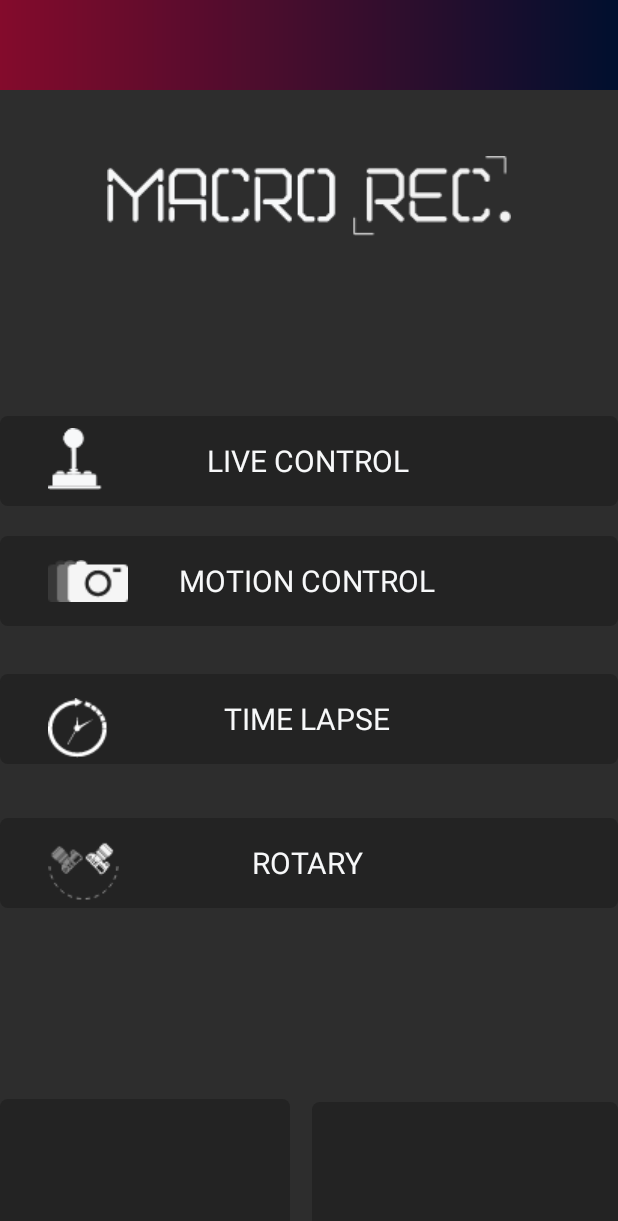
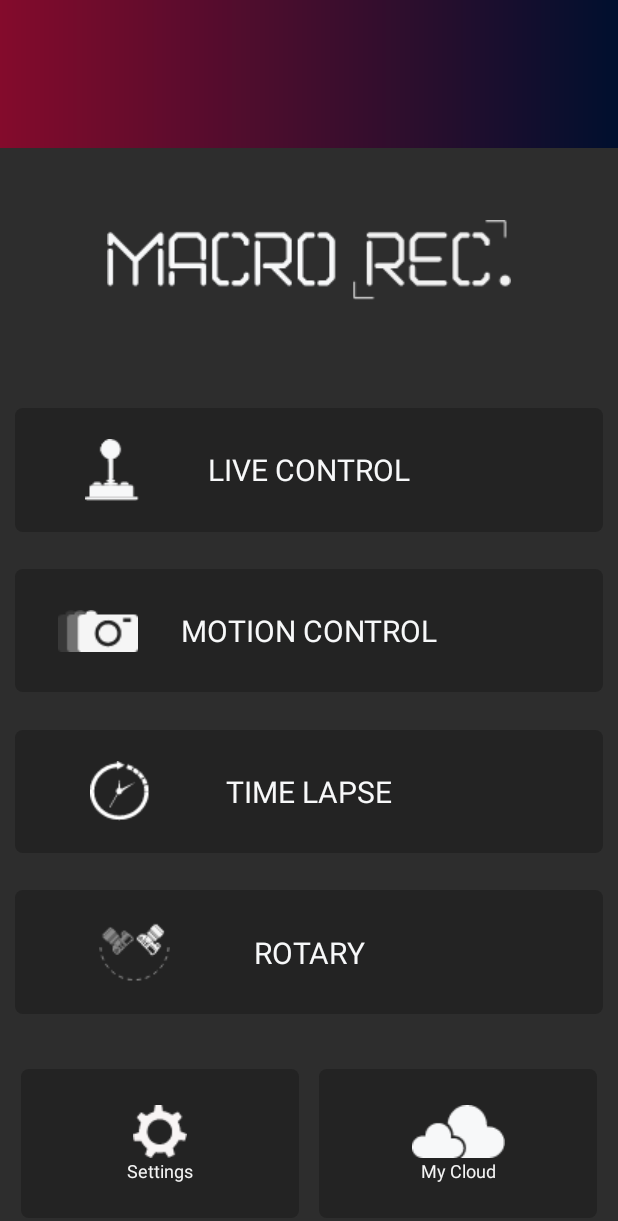
Before and after one commit to bonellia/MacroRecApp, an Android app: the MainPage screen opened directly, with no data from a screen before it, on a phone screen of 412 x 824 dp. Shown: the top 1221 px of the screen. Run offline under Robolectric (Android 15) with nearby library versions, the phone set to English and light mode, and no system bars.

Commit message:
Add percentage based responsive layout attributes to MainPage

```diff
--- a/app/src/main/res/layout/activity_main_page.xml
+++ b/app/src/main/res/layout/activity_main_page.xml
@@ -11,40 +11,47 @@
 
     <View
         android:id="@+id/settings_top_gradient"
-        android:layout_width="wrap_content"
-        android:layout_height="60dp"
-        android:layout_alignParentTop="true"
+        android:layout_width="0dp"
+        android:layout_height="0dp"
         android:background="@drawable/gradient"
         android:visibility="visible"
-        app:layout_constraintEnd_toEndOf="parent"
-        app:layout_constraintStart_toStartOf="parent"
-        app:layout_constraintTop_toTopOf="parent" />
+        app:layout_constraintBottom_toTopOf="@id/h_guideline1"
+        app:layout_constraintHeight_default="percent"
+        app:layout_constraintHeight_percent="0.12"
+        app:layout_constraintWidth_default="percent"
+        app:layout_constraintWidth_percent="1" />
 
     <ImageView
         android:id="@+id/macro_rec_icon"
         android:layout_width="wrap_content"
         android:layout_height="wrap_content"
-        android:layout_marginTop="44dp"
+        android:layout_marginTop="8dp"
+        android:layout_marginBottom="8dp"
         android:src="@drawable/mr_white"
+        app:layout_constraintBottom_toTopOf="@+id/h_guideline2"
         app:layout_constraintEnd_toEndOf="parent"
         app:layout_constraintStart_toStartOf="parent"
         app:layout_constraintTop_toBottomOf="@+id/settings_top_gradient" />
 
     <View
         android:id="@+id/live_control_background"
-        android:layout_width="wrap_content"
-        android:layout_height="60dp"
+        android:layout_width="0dp"
+        android:layout_height="0dp"
         android:layout_alignParentTop="true"
-        android:layout_marginTop="120dp"
         android:background="@drawable/settings_rectangle"
         android:clickable="true"
         android:focusable="true"
         android:onClick="openLiveControl"
         android:visibility="visible"
+        app:layout_constraintBottom_toTopOf="@+id/motion_control_background"
         app:layout_constraintEnd_toEndOf="parent"
-        app:layout_constraintHorizontal_bias="0.0"
+        app:layout_constraintHeight_default="percent"
+        app:layout_constraintHeight_percent="0.10"
+        app:layout_constraintHorizontal_bias="0.5"
         app:layout_constraintStart_toStartOf="parent"
-        app:layout_constraintTop_toBottomOf="@+id/macro_rec_icon" />
+        app:layout_constraintTop_toBottomOf="@+id/h_guideline2"
+        app:layout_constraintWidth_default="percent"
+        app:layout_constraintWidth_percent="0.95" />
 
 
     <TextView
@@ -52,91 +59,107 @@
         style="@style/text_settings_element"
         android:layout_width="wrap_content"
         android:layout_height="wrap_content"
-        android:layout_marginTop="16dp"
         android:clickable="true"
         android:focusable="true"
         android:onClick="openLiveControl"
         android:text="@string/live_control"
-        app:layout_constraintEnd_toEndOf="parent"
-        app:layout_constraintHorizontal_bias="0.497"
-        app:layout_constraintStart_toStartOf="parent"
+        app:layout_constraintBottom_toBottomOf="@+id/live_control_background"
+        app:layout_constraintEnd_toStartOf="@+id/live_control_background"
+        app:layout_constraintHorizontal_bias="0.5"
+        app:layout_constraintStart_toEndOf="@+id/live_control_background"
         app:layout_constraintTop_toTopOf="@+id/live_control_background" />
 
     <ImageView
         android:id="@+id/live_control_icon"
         android:layout_width="wrap_content"
         android:layout_height="wrap_content"
-        android:layout_marginStart="32dp"
-        android:layout_marginLeft="32dp"
-        android:layout_marginTop="8dp"
+        android:layout_marginStart="8dp"
+        android:layout_marginLeft="8dp"
+        android:layout_marginEnd="8dp"
+        android:layout_marginRight="8dp"
         android:clickable="true"
         android:focusable="true"
         android:onClick="openLiveControl"
         android:src="@drawable/live_control_icon"
+        app:layout_constraintBottom_toTopOf="@+id/live_control_background"
+        app:layout_constraintEnd_toStartOf="@+id/live_control_text"
+        app:layout_constraintHorizontal_bias="0.5"
         app:layout_constraintStart_toStartOf="@+id/live_control_background"
-        app:layout_constraintTop_toTopOf="@+id/live_control_background" />
+        app:layout_constraintTop_toBottomOf="@+id/live_control_background" />
 
     <View
         android:id="@+id/motion_control_background"
-        android:layout_width="wrap_content"
-        android:layout_height="60dp"
+        android:layout_width="0dp"
+        android:layout_height="0dp"
         android:layout_alignParentTop="true"
-        android:layout_marginTop="20dp"
         android:background="@drawable/settings_rectangle"
         android:clickable="true"
         android:focusable="true"
         android:onClick="openMotionControl"
         android:visibility="visible"
+        app:layout_constraintBottom_toTopOf="@+id/time_lapse_background"
         app:layout_constraintEnd_toEndOf="parent"
-        app:layout_constraintHorizontal_bias="0.0"
+        app:layout_constraintHeight_default="percent"
+        app:layout_constraintHeight_percent="0.10"
+        app:layout_constraintHorizontal_bias="0.5"
         app:layout_constraintStart_toStartOf="parent"
-        app:layout_constraintTop_toBottomOf="@+id/live_control_background" />
+        app:layout_constraintTop_toBottomOf="@+id/live_control_background"
+        app:layout_constraintWidth_default="percent"
+        app:layout_constraintWidth_percent="0.95" />
 
     <TextView
         android:id="@+id/motion_control_text"
         style="@style/text_settings_element"
         android:layout_width="wrap_content"
         android:layout_height="wrap_content"
-        android:layout_marginTop="16dp"
         android:clickable="true"
         android:focusable="true"
         android:onClick="openLiveControl"
         android:text="@string/motion_control"
-        app:layout_constraintEnd_toEndOf="parent"
-        app:layout_constraintHorizontal_bias="0.497"
-        app:layout_constraintStart_toStartOf="parent"
+        app:layout_constraintBottom_toBottomOf="@+id/motion_control_background"
+        app:layout_constraintEnd_toStartOf="@+id/motion_control_background"
+        app:layout_constraintHorizontal_bias="0.5"
+        app:layout_constraintStart_toEndOf="@+id/motion_control_background"
         app:layout_constraintTop_toTopOf="@+id/motion_control_background" />
 
     <ImageView
         android:id="@+id/motion_control_icon"
         android:layout_width="wrap_content"
         android:layout_height="wrap_content"
-        android:layout_marginStart="32dp"
-        android:layout_marginLeft="32dp"
-        android:layout_marginTop="16dp"
+        android:layout_marginStart="8dp"
+        android:layout_marginLeft="8dp"
+        android:layout_marginEnd="8dp"
+        android:layout_marginRight="8dp"
         android:clickable="true"
         android:focusable="true"
         android:onClick="openLiveControl"
         android:src="@drawable/motion_control_icon"
+        app:layout_constraintBottom_toTopOf="@+id/motion_control_background"
+        app:layout_constraintEnd_toStartOf="@+id/motion_control_text"
+        app:layout_constraintHorizontal_bias="0.5"
         app:layout_constraintStart_toStartOf="@+id/motion_control_background"
-        app:layout_constraintTop_toTopOf="@+id/motion_control_background" />
+        app:layout_constraintTop_toBottomOf="@+id/motion_control_background" />
 
 
     <View
         android:id="@+id/time_lapse_background"
-        android:layout_width="wrap_content"
-        android:layout_height="60dp"
+        android:layout_width="0dp"
+        android:layout_height="0dp"
         android:layout_alignParentTop="true"
-        android:layout_marginTop="32dp"
         android:background="@drawable/settings_rectangle"
         android:clickable="true"
         android:focusable="true"
         android:onClick="openTimeLapse"
         android:visibility="visible"
+        app:layout_constraintBottom_toTopOf="@+id/rotary_background"
         app:layout_constraintEnd_toEndOf="parent"
-        app:layout_constraintHorizontal_bias="0.0"
+        app:layout_constraintHeight_default="percent"
+        app:layout_constraintHeight_percent="0.10"
+        app:layout_constraintHorizontal_bias="0.5"
         app:layout_constraintStart_toStartOf="parent"
-        app:layout_constraintTop_toBottomOf="@+id/motion_control_background" />
+        app:layout_constraintTop_toBottomOf="@+id/motion_control_background"
+        app:layout_constraintWidth_default="percent"
+        app:layout_constraintWidth_percent="0.95" />
 
 
     <TextView
@@ -144,48 +167,53 @@
         style="@style/text_settings_element"
         android:layout_width="wrap_content"
         android:layout_height="wrap_content"
-        android:layout_marginTop="16dp"
         android:clickable="true"
         android:focusable="true"
         android:onClick="openTimeLapse"
         android:text="@string/time_lapse"
-        app:layout_constraintEnd_toEndOf="parent"
-        app:layout_constraintHorizontal_bias="0.497"
-        app:layout_constraintStart_toStartOf="parent"
+        app:layout_constraintBottom_toBottomOf="@+id/time_lapse_background"
+        app:layout_constraintEnd_toStartOf="@+id/time_lapse_background"
+        app:layout_constraintHorizontal_bias="0.5"
+        app:layout_constraintStart_toEndOf="@+id/time_lapse_background"
         app:layout_constraintTop_toTopOf="@+id/time_lapse_background" />
 
     <ImageView
         android:id="@+id/time_lapse_icon"
         android:layout_width="wrap_content"
         android:layout_height="wrap_content"
-        android:layout_marginStart="32dp"
-        android:layout_marginLeft="32dp"
-        android:layout_marginTop="16dp"
+        android:layout_marginStart="8dp"
+        android:layout_marginLeft="8dp"
+        android:layout_marginEnd="8dp"
+        android:layout_marginRight="8dp"
         android:clickable="true"
         android:focusable="true"
         android:onClick="openTimeLapse"
         android:src="@drawable/time_lapse_icon"
+        app:layout_constraintBottom_toTopOf="@+id/time_lapse_background"
+        app:layout_constraintEnd_toStartOf="@+id/time_lapse_text"
+        app:layout_constraintHorizontal_bias="0.5"
         app:layout_constraintStart_toStartOf="@+id/time_lapse_background"
-        app:layout_constraintTop_toTopOf="@+id/time_lapse_background" />
+        app:layout_constraintTop_toBottomOf="@+id/time_lapse_background" />
 
     <View
         android:id="@+id/rotary_background"
-        android:layout_width="wrap_content"
-        android:layout_height="60dp"
+        android:layout_width="0dp"
+        android:layout_height="0dp"
         android:layout_alignParentTop="true"
-        android:layout_marginTop="36dp"
-        android:layout_marginBottom="8dp"
         android:background="@drawable/settings_rectangle"
         android:clickable="true"
         android:focusable="true"
         android:onClick="openTimeLapse"
         android:visibility="visible"
-        app:layout_constraintBottom_toBottomOf="parent"
+        app:layout_constraintBottom_toTopOf="@+id/h_guideline3"
         app:layout_constraintEnd_toEndOf="parent"
-        app:layout_constraintHorizontal_bias="0.0"
+        app:layout_constraintHeight_default="percent"
+        app:layout_constraintHeight_percent="0.10"
+        app:layout_constraintHorizontal_bias="0.5"
         app:layout_constraintStart_toStartOf="parent"
         app:layout_constraintTop_toBottomOf="@+id/time_lapse_background"
-        app:layout_constraintVertical_bias="0.0" />
+        app:layout_constraintWidth_default="percent"
+        app:layout_constraintWidth_percent="0.95" />
 
 
     <TextView
@@ -193,34 +221,38 @@
         style="@style/text_settings_element"
         android:layout_width="wrap_content"
         android:layout_height="wrap_content"
-        android:layout_marginTop="16dp"
         android:clickable="true"
         android:focusable="true"
         android:onClick="openTimeLapse"
         android:text="@string/rotary"
-        app:layout_constraintEnd_toEndOf="parent"
-        app:layout_constraintHorizontal_bias="0.497"
-        app:layout_constraintStart_toStartOf="parent"
+        app:layout_constraintBottom_toBottomOf="@+id/rotary_background"
+        app:layout_constraintEnd_toStartOf="@+id/rotary_background"
+        app:layout_constraintHorizontal_bias="0.5"
+        app:layout_constraintStart_toEndOf="@+id/rotary_background"
         app:layout_constraintTop_toTopOf="@+id/rotary_background" />
 
     <ImageView
         android:id="@+id/rotary_icon"
         android:layout_width="wrap_content"
         android:layout_height="wrap_content"
-        android:layout_marginStart="32dp"
-        android:layout_marginLeft="32dp"
-        android:layout_marginTop="16dp"
+        android:layout_marginStart="8dp"
+        android:layout_marginLeft="8dp"
+        android:layout_marginEnd="8dp"
+        android:layout_marginRight="8dp"
         android:clickable="true"
         android:focusable="true"
         android:onClick="openTimeLapse"
         android:src="@drawable/rotary_icon"
+        app:layout_constraintBottom_toTopOf="@+id/rotary_background"
+        app:layout_constraintEnd_toStartOf="@+id/rotary_text"
+        app:layout_constraintHorizontal_bias="0.5"
         app:layout_constraintStart_toStartOf="@+id/rotary_background"
-        app:layout_constraintTop_toTopOf="@+id/rotary_background" />
+        app:layout_constraintTop_toBottomOf="@+id/rotary_background" />
 
     <View
         android:id="@+id/settings_background"
-        android:layout_width="193dp"
-        android:layout_height="91dp"
+        android:layout_width="0dp"
+        android:layout_height="0dp"
         android:layout_alignParentTop="true"
         android:background="@drawable/settings_rectangle"
         android:clickable="true"
@@ -228,7 +260,13 @@
         android:onClick="openSettings"
         android:visibility="visible"
         app:layout_constraintBottom_toBottomOf="parent"
-        app:layout_constraintStart_toStartOf="parent" />
+        app:layout_constraintEnd_toStartOf="@+id/my_cloud_background"
+        app:layout_constraintHeight_default="percent"
+        app:layout_constraintHeight_percent="0.12"
+        app:layout_constraintStart_toStartOf="parent"
+        app:layout_constraintTop_toBottomOf="@+id/h_guideline3"
+        app:layout_constraintWidth_default="percent"
+        app:layout_constraintWidth_percent="0.45" />
 
 
     <TextView
@@ -236,11 +274,11 @@
         style="@style/text_menu_capital"
         android:layout_width="wrap_content"
         android:layout_height="wrap_content"
-        android:layout_marginTop="8dp"
         android:clickable="true"
         android:focusable="true"
         android:onClick="openSettings"
         android:text="@string/settings_capitalized"
+        app:layout_constraintBottom_toTopOf="@+id/settings_background"
         app:layout_constraintEnd_toStartOf="@+id/settings_background"
         app:layout_constraintHorizontal_bias="0.5"
         app:layout_constraintStart_toEndOf="@+id/settings_background"
@@ -250,20 +288,20 @@
         android:id="@+id/settings_icon"
         android:layout_width="wrap_content"
         android:layout_height="wrap_content"
-        android:layout_marginTop="8dp"
         android:clickable="true"
         android:focusable="true"
         android:onClick="openSettings"
         android:src="@drawable/settings_icon"
+        app:layout_constraintBottom_toTopOf="@+id/settings_text"
         app:layout_constraintEnd_toStartOf="@+id/settings_background"
         app:layout_constraintHorizontal_bias="0.5"
         app:layout_constraintStart_toEndOf="@+id/settings_background"
-        app:layout_constraintTop_toTopOf="@+id/settings_background" />#
+        app:layout_constraintTop_toBottomOf="@+id/settings_background" />#
 
     <View
         android:id="@+id/my_cloud_background"
-        android:layout_width="204dp"
-        android:layout_height="89dp"
+        android:layout_width="0dp"
+        android:layout_height="0dp"
         android:layout_alignParentTop="true"
         android:background="@drawable/settings_rectangle"
         android:clickable="true"
@@ -271,7 +309,14 @@
         android:onClick="openMyCloud"
         android:visibility="visible"
         app:layout_constraintBottom_toBottomOf="parent"
-        app:layout_constraintEnd_toEndOf="parent" />
+        app:layout_constraintEnd_toEndOf="parent"
+        app:layout_constraintHeight_default="percent"
+        app:layout_constraintHeight_percent="0.12"
+        app:layout_constraintHorizontal_bias="0.5"
+        app:layout_constraintStart_toEndOf="@+id/settings_background"
+        app:layout_constraintTop_toBottomOf="@+id/h_guideline3"
+        app:layout_constraintWidth_default="percent"
+        app:layout_constraintWidth_percent="0.45" />
 
 
     <TextView
@@ -279,11 +324,11 @@
         style="@style/text_menu_capital"
         android:layout_width="wrap_content"
         android:layout_height="wrap_content"
-        android:layout_marginTop="8dp"
         android:clickable="true"
         android:focusable="true"
         android:onClick="openMyCloud"
         android:text="@string/my_cloud_capitalized"
+        app:layout_constraintBottom_toTopOf="@+id/my_cloud_background"
         app:layout_constraintEnd_toStartOf="@+id/my_cloud_background"
         app:layout_constraintHorizontal_bias="0.5"
         app:layout_constraintStart_toEndOf="@+id/my_cloud_background"
@@ -293,26 +338,36 @@
         android:id="@+id/my_cloud_icon"
         android:layout_width="wrap_content"
         android:layout_height="wrap_content"
-        android:layout_marginTop="8dp"
         android:clickable="true"
         android:focusable="true"
         android:onClick="openMyCloud"
         android:src="@drawable/my_cloud"
+        app:layout_constraintBottom_toTopOf="@+id/my_cloud_text"
         app:layout_constraintEnd_toStartOf="@+id/my_cloud_background"
         app:layout_constraintHorizontal_bias="0.5"
         app:layout_constraintStart_toEndOf="@+id/my_cloud_background"
-        app:layout_constraintTop_toTopOf="@+id/my_cloud_background" />
+        app:layout_constraintTop_toBottomOf="@+id/my_cloud_background" />
 
-    <androidx.constraintlayout.widget.Barrier
-        android:id="@+id/barrier"
+    <androidx.constraintlayout.widget.Guideline
+        android:id="@+id/h_guideline1"
         android:layout_width="wrap_content"
         android:layout_height="wrap_content"
-        app:barrierDirection="top" />
+        android:orientation="horizontal"
+        app:layout_constraintGuide_percent="0.12" />
 
-    <androidx.constraintlayout.widget.Group
-        android:id="@+id/group"
+    <androidx.constraintlayout.widget.Guideline
+        android:id="@+id/h_guideline2"
         android:layout_width="wrap_content"
-        android:layout_height="wrap_content" />
+        android:layout_height="wrap_content"
+        android:orientation="horizontal"
+        app:layout_constraintGuide_percent="0.3" />
+
+    <androidx.constraintlayout.widget.Guideline
+        android:id="@+id/h_guideline3"
+        android:layout_width="wrap_content"
+        android:layout_height="wrap_content"
+        android:orientation="horizontal"
+        app:layout_constraintGuide_percent="0.85" />
 
 
 </androidx.constraintlayout.widget.ConstraintLayout>
--- a/app/src/main/res/layout/activity_search_device.xml
+++ b/app/src/main/res/layout/activity_search_device.xml
@@ -12,35 +12,40 @@
         android:id="@+id/macroRecLogo"
         android:layout_width="wrap_content"
         android:layout_height="wrap_content"
-        android:layout_marginTop="88dp"
+        android:layout_marginTop="8dp"
+        android:layout_marginBottom="8dp"
         android:src="@drawable/macro_rec"
+        app:layout_constraintBottom_toBottomOf="parent"
         app:layout_constraintEnd_toEndOf="parent"
-        app:layout_constraintHorizontal_bias="0.5"
         app:layout_constraintStart_toStartOf="parent"
-        app:layout_constraintTop_toTopOf="parent" />
+        app:layout_constraintTop_toTopOf="parent"
+        app:layout_constraintVertical_bias="0.166" />
 
     <ImageView
         android:id="@+id/imageView2"
         android:layout_width="wrap_content"
         android:layout_height="wrap_content"
-        android:layout_marginTop="168dp"
+        android:layout_marginTop="8dp"
+        android:layout_marginBottom="8dp"
         android:src="@drawable/load"
+        app:layout_constraintBottom_toBottomOf="parent"
         app:layout_constraintEnd_toEndOf="parent"
         app:layout_constraintHorizontal_bias="0.5"
         app:layout_constraintStart_toStartOf="parent"
-        app:layout_constraintTop_toBottomOf="@+id/macroRecLogo" />
+        app:layout_constraintTop_toTopOf="parent" />
 
     <TextView
         android:id="@+id/searchingDevices"
         style="@style/searching_devices"
         android:layout_width="wrap_content"
         android:layout_height="wrap_content"
-        android:layout_marginTop="140dp"
+        android:layout_marginBottom="8dp"
         android:text="@string/searching_devices"
+        app:layout_constraintBottom_toBottomOf="parent"
         app:layout_constraintEnd_toEndOf="parent"
-        app:layout_constraintHorizontal_bias="0.5"
         app:layout_constraintStart_toStartOf="parent"
-        app:layout_constraintTop_toBottomOf="@+id/imageView2" />
+        app:layout_constraintTop_toTopOf="parent"
+        app:layout_constraintVertical_bias="0.727" />
 
     <TextView
         android:id="@+id/deviceWarning"
@@ -52,8 +57,8 @@
         android:text="@string/be_sure_devices_are_turned_on"
         app:layout_constraintBottom_toBottomOf="parent"
         app:layout_constraintEnd_toEndOf="parent"
-        app:layout_constraintHorizontal_bias="0.5"
+        app:layout_constraintHorizontal_bias="0.497"
         app:layout_constraintStart_toStartOf="parent"
-        app:layout_constraintTop_toBottomOf="@+id/searchingDevices"
-        app:layout_constraintVertical_bias="0.225" />
+        app:layout_constraintTop_toTopOf="parent"
+        app:layout_constraintVertical_bias="0.801" />
 </androidx.constraintlayout.widget.ConstraintLayout>
```
